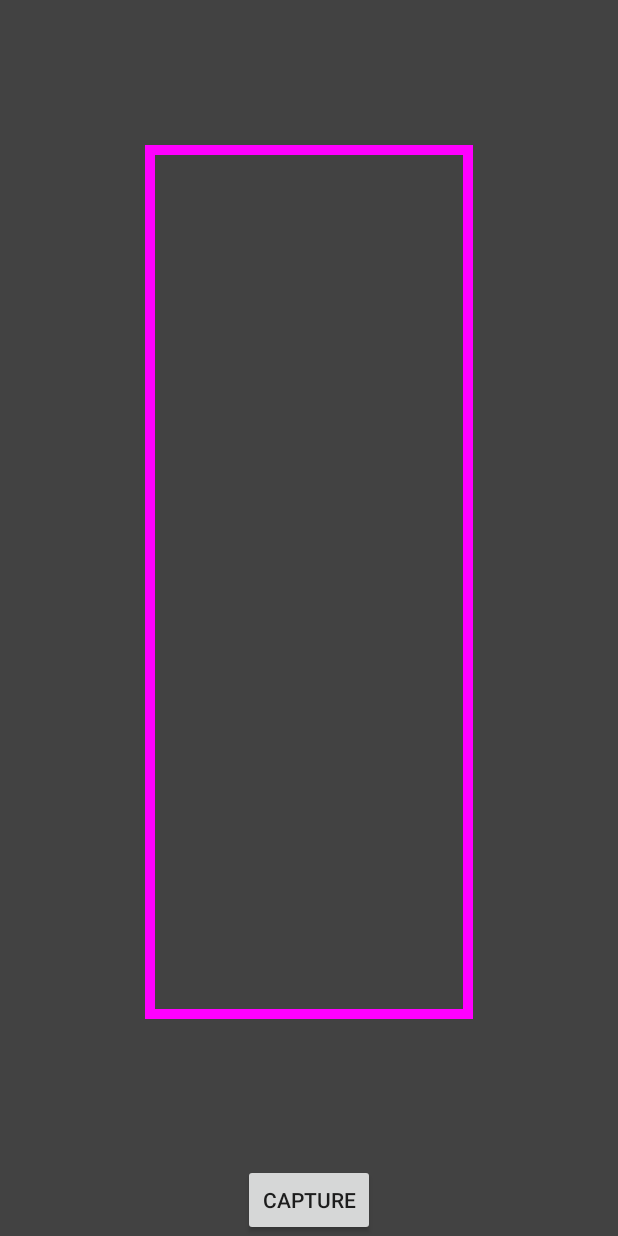
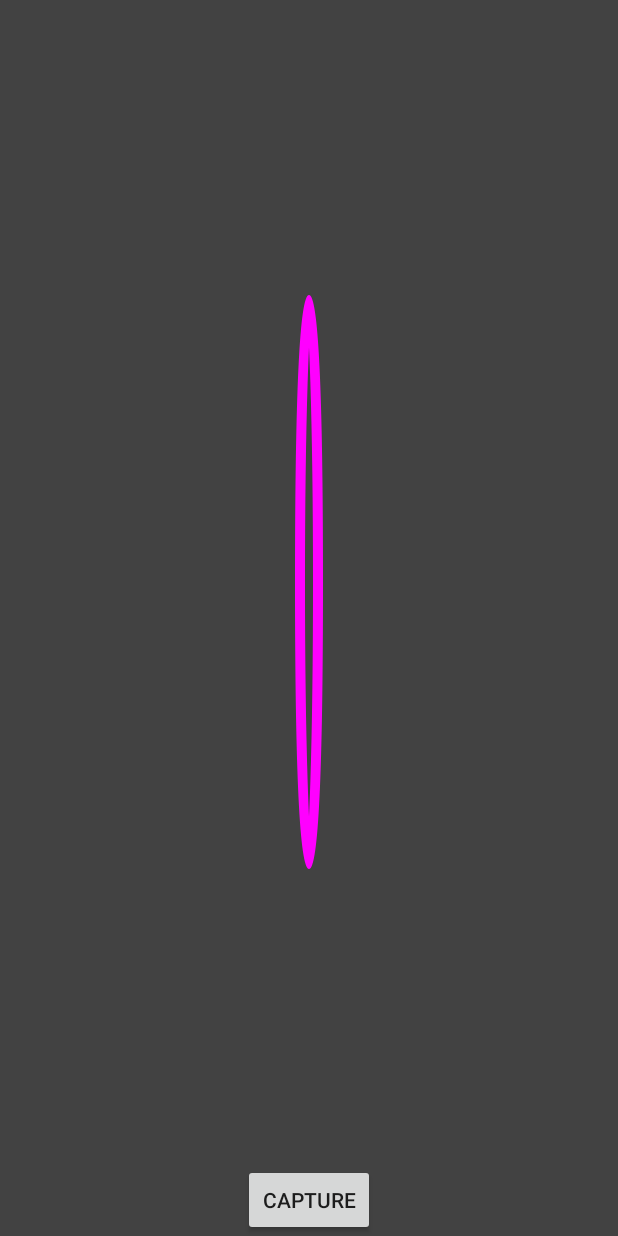
Before and after one commit to jorenham/fingerblox, an Android app: the layout main.xml on its own in the app's theme, with its tools: preview values and no code run, on a phone screen of 412 x 824 dp. Run offline under Robolectric (Android 15) with nearby library versions, the light colour scheme and no system bars.

Commit message:
Focus on finger area

```diff
--- a/FingerBlox/app/src/main/java/org/fingerblox/fingerblox/CameraOverlayView.java
+++ b/FingerBlox/app/src/main/java/org/fingerblox/fingerblox/CameraOverlayView.java
@@ -9,7 +9,7 @@
 import android.view.View;
 
 public class CameraOverlayView extends View {
-    private final static int PADDING = 150;
+    public final static int PADDING = 300;
 
     private Paint borderPaint = new Paint();
     private Paint innerPaint = new Paint();
@@ -38,7 +38,7 @@
 
         overlayRect.set(PADDING, PADDING, getWidth() - PADDING, getHeight() - PADDING);
 
-        canvas.drawRect(overlayRect, innerPaint);
-        canvas.drawRect(overlayRect, borderPaint);
+        canvas.drawOval(overlayRect, innerPaint);
+        canvas.drawOval(overlayRect, borderPaint);
     }
 }
```
Also changed, not shown: FingerBlox/app/src/main/java/org/fingerblox/fingerblox/CameraView.java (+27 -0 lines).
